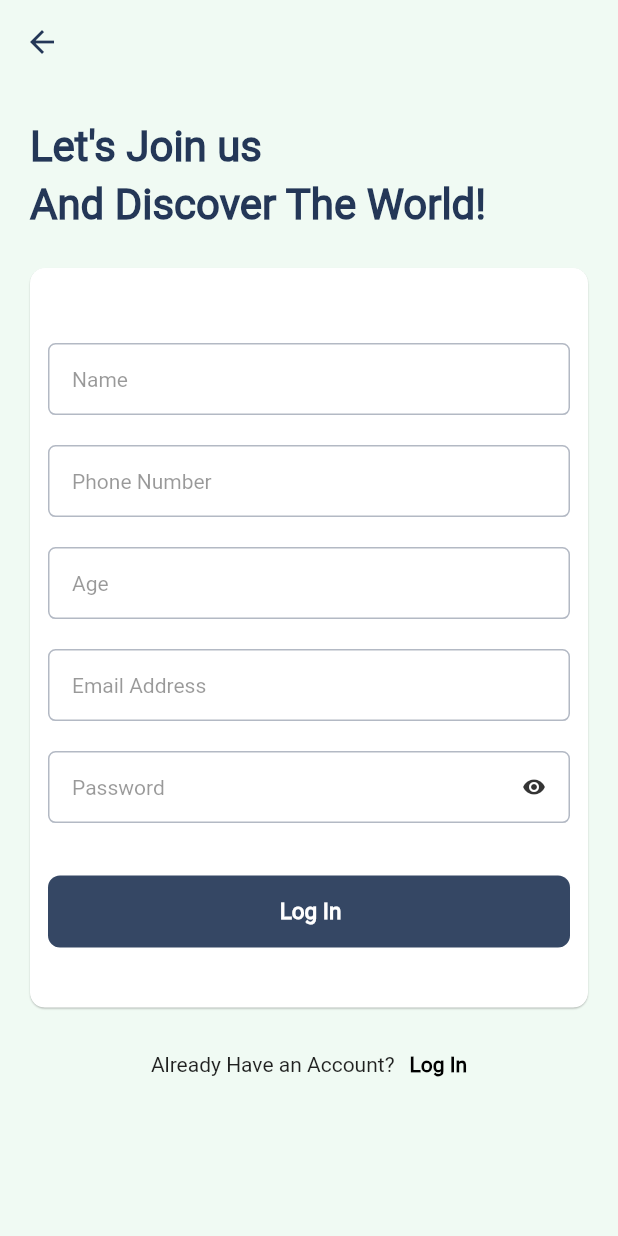
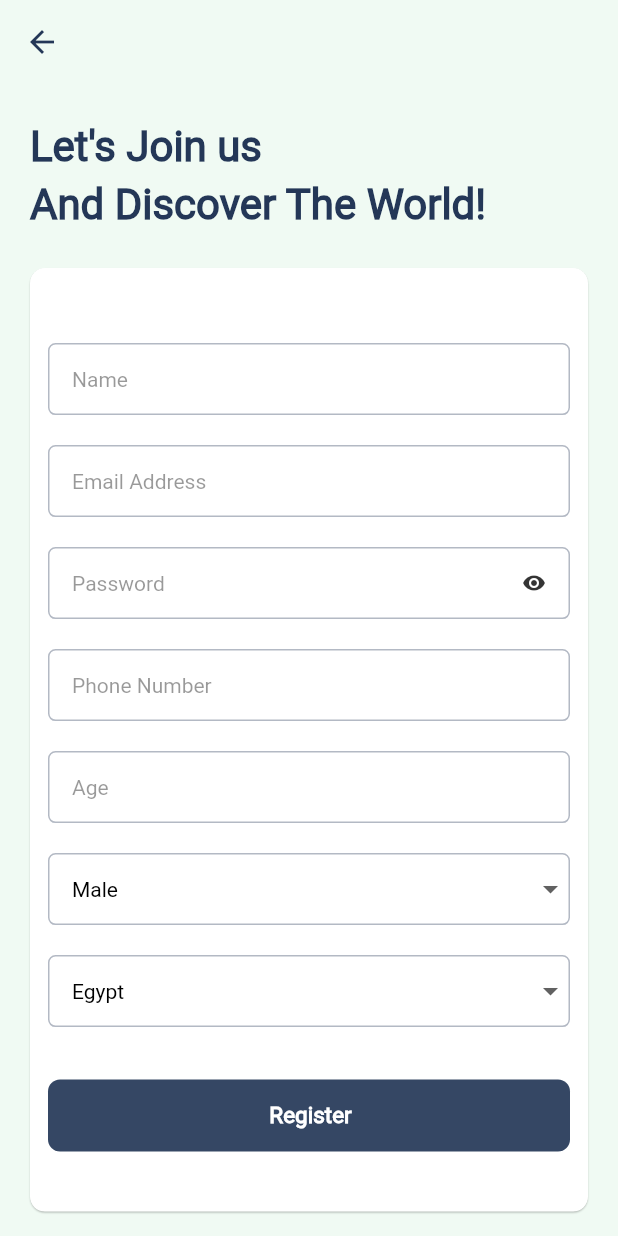
Before and after one commit to samaaahmedd/graduation_projectnew, a Flutter app: the screen it shows after launch, after a tap on "Log In", after a tap on "Register Now", on a phone screen of 412 x 824 dp. Run offline on Flutter 3.47's test engine with Material 2 defaults, Android fonts, the phone set to English and light mode, and no system bars; drawn by our look-alikes of dropdown_button2; our stand-ins replace firebase_auth, firebase_core; accounts and stored records are empty.

Commit message:
finish : log in and register with firebase

```diff
--- a/lib/common/material/app_buttons.dart
+++ b/lib/common/material/app_buttons.dart
@@ -193,8 +193,8 @@ class AppButtons extends StatelessWidget {
               key: ValueKey(isLoading),
               child: isLoading
                   ? const SizedBox(
-                      height: 10,
-                      width: 10,
+                      height: 15,
+                      width: 15,
                       child: CircularProgressIndicator(
                         color: AppColors.primaryColor,
                         strokeWidth: 2,
--- /dev/null
+++ b/lib/common/material/drop_down_menu_single_select.dart
@@ -0,0 +1,131 @@
+import 'package:dropdown_button2/dropdown_button2.dart';
+import 'package:flutter/material.dart';
+import 'package:with_you_app/common/utils/extenstions.dart';
+
+import 'app_colors.dart';
+import 'text_styles.dart';
+
+// ignore: must_be_immutable
+class SingleSelectDropDown<T> extends StatelessWidget {
+  final List<T> itemsValues;
+  final List<String> showItems;
+  final String? selectedText;
+  final String hint;
+  T? value;
+  String? label;
+  final void Function(T? selectedItem) onChanged;
+
+  SingleSelectDropDown(
+      {Key? key,
+      required this.itemsValues,
+      required this.showItems,
+      required this.onChanged,
+      required this.hint,
+      this.value,
+      this.label,
+      this.selectedText})
+      : super(key: key);
+
+  int? selectedValue;
+
+  @override
+  Widget build(BuildContext context) {
+    return Padding(
+      padding: const EdgeInsets.symmetric(vertical: 10),
+      child: Column(
+        crossAxisAlignment: CrossAxisAlignment.start,
+        children: [
+          Visibility(
+              visible: label != null,
+              replacement: const SizedBox(),
+              child: Column(
+                children: [
+                  Text(
+                    label ?? "",
+                    style: TextStyles.medium(
+                      color: AppColors.neutral_800,
+                    ),
+                  ),
+                  const SizedBox(
+                    height: 12,
+                  ),
+                ],
+              )),
+          DropdownButtonHideUnderline(
+            child: DropdownButton2<T>(
+              isExpanded: true,
+              hint: Padding(
+                padding: const EdgeInsets.all(10),
+                child: Text(
+                  hint,
+                  style: TextStyles.regular(
+                    color: AppColors.neutral_100,
+                  ),
+                ),
+              ),
+              items: showItems.mapIndexed((item, index) {
+                final itemValue = itemsValues[index];
+                return DropdownMenuItem<T>(
+                  value: itemValue,
+                  child: Container(
+                    width: MediaQuery.of(context).size.width,
+                    padding: const EdgeInsets.all(15.0),
+                    decoration: BoxDecoration(
+                      color: (value != itemValue)
+                          ? AppColors.forthColor
+                          : AppColors.neutral_50,
+                    ),
+                    child: Text(item,
+                        style: TextStyles.regular(color: AppColors.neutral_700)),
+                  ),
+                );
+              }).toList(),
+              value: value,
+              onChanged: onChanged,
+              dropdownStyleData: DropdownStyleData(
+                maxHeight: MediaQuery.of(context).size.height * .35,
+                elevation: 1,
+                scrollbarTheme: ScrollbarThemeData(
+                  thumbColor:
+                      MaterialStateProperty.all<Color>(AppColors.primaryColor),
+                  thickness: MaterialStateProperty.all<double>(8),
+                ),
+                decoration: BoxDecoration(
+                  color: AppColors.forthColor,
+                  border: Border.all(width: 1, color: AppColors.neutral_30),
+                  borderRadius: BorderRadius.circular(10),
+                ),
+              ),
+              buttonStyleData: ButtonStyleData(
+                  decoration: BoxDecoration(
+                    color: AppColors.forthColor,
+                    border: Border.all(color: AppColors.neutral_60),
+                    borderRadius: BorderRadius.circular(5),
+                  ),
+                  overlayColor: MaterialStateProperty.resolveWith(
+                      (states) => Colors.white)),
+              selectedItemBuilder: (context) {
+                return showItems.map(
+                  (item) {
+                    return Container(
+                      alignment: Alignment.centerLeft,
+                      padding: const EdgeInsets.symmetric(horizontal: 15.0),
+                      child: Text(
+                        selectedText ?? hint,
+                        style:  TextStyles.regular(),
+                        maxLines: 1,
+                      ),
+                    );
+                  },
+                ).toList();
+              },
+              menuItemStyleData: const MenuItemStyleData(
+                padding: EdgeInsets.zero,
+              ),
+            ),
+          ),
+        ],
+      ),
+    );
+  }
+}
--- /dev/null
+++ b/lib/common/utils/extenstions.dart
@@ -0,0 +1,12 @@
+
+typedef ElementIndexedMapper<T, E> = T Function(E element, int index);
+
+extension ListsExtensions<E> on List<E> {
+  List<T> mapIndexed<T>(ElementIndexedMapper<T, E> mapper) {
+    final list = <T>[];
+    for (int i = 0; i < length; i++) {
+      list.add(mapper(this[i], i));
+    }
+    return list;
+  }
+}
--- /dev/null
+++ b/lib/domain/models/authentication/register_entity.dart
@@ -0,0 +1,13 @@
+
+class UserRegisterEntity {
+  final String name;
+  final String phoneNumber;
+  final String age;
+  final String emailAddress;
+  final String password;
+  final String gender;
+  final String country;
+
+
+  UserRegisterEntity(this.name, this.phoneNumber, this.age, this.emailAddress, this.password, this.gender, this.country,);
+}
--- a/lib/main.dart
+++ b/lib/main.dart
@@ -1,8 +1,10 @@
+import 'package:firebase_core/firebase_core.dart';
 import 'package:flutter/material.dart';
 import 'package:flutter/services.dart';
+import 'package:with_you_app/firebase_options.dart';
 import 'app.dart';
 
-void main() {
+void main() async{
   WidgetsFlutterBinding.ensureInitialized();
   SystemChrome.setPreferredOrientations([
     DeviceOrientation.portraitUp,
@@ -15,5 +17,7 @@ void main() {
   SystemChrome.setSystemUIOverlayStyle(
     SystemUiOverlayStyle.dark,
   );
+  await Firebase.initializeApp(
+      options: FirebaseOptionsInitialize.currentPlatform, name: "WIth You");
   runApp(const TheApp());
 }
--- a/lib/ui/authentication/log_in_page.dart
+++ b/lib/ui/authentication/log_in_page.dart
@@ -1,9 +1,12 @@
+// ignore_for_file: use_build_context_synchronously
+
 import 'package:flutter/material.dart';
 import 'package:with_you_app/common/common.dart';
 import 'package:with_you_app/common/material/app_buttons.dart';
 import 'package:with_you_app/common/material/app_colors.dart';
 import 'package:with_you_app/common/material/app_text_form_field.dart';
 import 'package:with_you_app/common/material/text_styles.dart';
+import 'package:with_you_app/domain/authentication/loh_in_use_case.dart';
 import 'package:with_you_app/ui/authentication/register_page.dart';
 import 'package:with_you_app/ui/home_page/home_page.dart';
 
@@ -15,10 +18,12 @@ class LogInPage extends StatefulWidget {
 }
 
 class _LogInPageState extends State<LogInPage> {
+  final LogInUseCase _logInUseCase = LogInUseCase();
   final _formKey = GlobalKey<FormState>();
   final TextEditingController _emailController = TextEditingController();
   final TextEditingController _passwordController = TextEditingController();
 
+  bool _isLoading = false;
   @override
   Widget build(BuildContext context) {
     return SafeArea(
@@ -69,6 +74,7 @@ class _LogInPageState extends State<LogInPage> {
                       AppButtons.primaryButton(
                         text: "Log In",
                         onPressed: _onLogIn,
+                        isLoading: _isLoading
                       ),
                       const SizedBox(
                         height: 15,
@@ -90,7 +96,9 @@ class _LogInPageState extends State<LogInPage> {
                   width: 10,
                 ),
                 InkWell(
-                  onTap: () {navigate(context, const RegisterPage());},
+                  onTap: () {
+                    navigate(context, const RegisterPage());
+                  },
                   child: const Text(
                     "Register Now",
                     style: TextStyle(
@@ -107,8 +115,15 @@ class _LogInPageState extends State<LogInPage> {
 
   void _onLogIn() async {
     if (_formKey.currentState!.validate()) {
-      navigateRemoveReplacement(context, const HomePage());
+      _isLoading = true;
+      setState(() {});
+      final result = await _logInUseCase.execute(context,
+          email: _emailController.text, password: _passwordController.text);
+      if (result) {
+        navigateRemoveReplacement(context, const HomePage());
+      }
+      _isLoading = false;
+      setState(() {});
     }
   }
-
 }
--- a/lib/ui/authentication/register_page.dart
+++ b/lib/ui/authentication/register_page.dart
@@ -1,10 +1,15 @@
+// ignore_for_file: use_build_context_synchronously
+
 import 'package:flutter/material.dart';
 import 'package:with_you_app/common/common.dart';
 import 'package:with_you_app/common/material/app_bars.dart';
 import 'package:with_you_app/common/material/app_buttons.dart';
 import 'package:with_you_app/common/material/app_colors.dart';
 import 'package:with_you_app/common/material/app_text_form_field.dart';
+import 'package:with_you_app/common/material/drop_down_menu_single_select.dart';
 import 'package:with_you_app/common/material/text_styles.dart';
+import 'package:with_you_app/domain/authentication/register_use_case.dart';
+import 'package:with_you_app/domain/models/authentication/register_entity.dart';
 import 'package:with_you_app/ui/home_page/home_page.dart';
 
 class RegisterPage extends StatefulWidget {
@@ -15,12 +20,30 @@ class RegisterPage extends StatefulWidget {
 }
 
 class _RegisterPageState extends State<RegisterPage> {
+  final RegisterUseCase _registerUseCase = RegisterUseCase();
   final _formKey = GlobalKey<FormState>();
   final TextEditingController _nameController = TextEditingController();
   final TextEditingController _phoneController = TextEditingController();
   final TextEditingController _ageController = TextEditingController();
   final TextEditingController _emailController = TextEditingController();
   final TextEditingController _passwordController = TextEditingController();
+  bool _isLoading = false;
+  String _gender = 'Male';
+  String _country = 'Egypt';
+  final List<String> _countries = [
+    'Egypt',
+    'United Status',
+    'Saudi Arabia',
+    'Tunis',
+    'Emirates',
+    'Angola',
+    'japan',
+    'Spain',
+    'Brazil',
+    'China',
+    'France',
+    'Greece',
+  ];
 
   @override
   Widget build(BuildContext context) {
@@ -46,7 +69,7 @@ class _RegisterPageState extends State<RegisterPage> {
               elevation: .5,
               child: Padding(
                 padding:
-                const EdgeInsets.symmetric(horizontal: 12, vertical: 40),
+                    const EdgeInsets.symmetric(horizontal: 12, vertical: 40),
                 child: Form(
                   key: _formKey,
                   child: Column(
@@ -55,6 +78,16 @@ class _RegisterPageState extends State<RegisterPage> {
                         controller: _nameController,
                         hint: "Name",
                         keyboardType: TextInputType.emailAddress,
+                      ),
+                      AppTextFormField(
+                        controller: _emailController,
+                        hint: "Email Address",
+                      ),
+                      AppTextFormField(
+                        controller: _passwordController,
+                        hint: "Password",
+                        maxLength: 50,
+                        obscureText: true,
                       ),
                       AppTextFormField(
                         controller: _phoneController,
@@ -66,22 +99,35 @@ class _RegisterPageState extends State<RegisterPage> {
                         hint: "Age",
                         keyboardType: TextInputType.number,
                       ),
-                      AppTextFormField(
-                        controller: _emailController,
-                        hint: "Email Address",
+                      SingleSelectDropDown(
+                        onChanged: (selectedItem) {
+                          _gender = selectedItem ?? '';
+                          setState(() {});
+                        },
+                        itemsValues: const ['Male', 'Female'],
+                        showItems: const ['Male', 'Female'],
+                        hint: "Gender",
+                        value: _gender,
+                        selectedText: _gender,
                       ),
-                      AppTextFormField(
-                        controller: _passwordController,
-                        hint: "Password",
-                        maxLength: 50,
-                        obscureText: true,
+                      SingleSelectDropDown(
+                        onChanged: (selectedItem) {
+                          _country = selectedItem ?? '';
+                          setState(() {});
+                        },
+                        itemsValues: _countries,
+                        showItems: _countries,
+                        hint: "Country",
+                        value: _country,
+                        selectedText: _country,
                       ),
                       const SizedBox(
                         height: 25,
                       ),
                       AppButtons.primaryButton(
-                        text: "Log In",
-                        onPressed: _onLogIn,
+                        text: "Register",
+                        onPressed: _onRegister,
+                        isLoading: _isLoading,
                       ),
                     ],
                   ),
@@ -108,17 +154,35 @@ class _RegisterPageState extends State<RegisterPage> {
                   ),
                 )
               ],
-            )
+            ),
+            const SizedBox(
+              height: 50,
+            ),
           ],
         ),
       ),
     );
   }
 
-  void _onLogIn() async {
+  void _onRegister() async {
     if (_formKey.currentState!.validate()) {
-      navigateRemoveReplacement(context, const HomePage());
+      _isLoading = true;
+      setState(() {});
+      UserRegisterEntity registerEntity = UserRegisterEntity(
+        _nameController.text,
+        _phoneController.text,
+        _ageController.text,
+        _emailController.text,
+        _passwordController.text,
+        _gender,
+        _country,
+      );
+      final result = await _registerUseCase.execute(context, registerEntity);
+      if (result) {
+        navigateRemoveReplacement(context, const HomePage());
+      }
+      _isLoading = false;
+      setState(() {});
     }
   }
-
 }
```
Also changed, not shown: lib/common/material/app_snackbars.dart (added, +159 -0 lines), lib/domain/authentication/log_out_use_case.dart (added, +16 -0 lines), lib/domain/authentication/loh_in_use_case.dart (added, +18 -0 lines), lib/domain/authentication/register_use_case.dart (added, +25 -0 lines), lib/domain/authentication/set_user_information.dart (added, +17 -0 lines), pubspec.yaml (+10 -0 lines), lib/firebase_options.dart (added), pubspec.lock, 6 other files.
